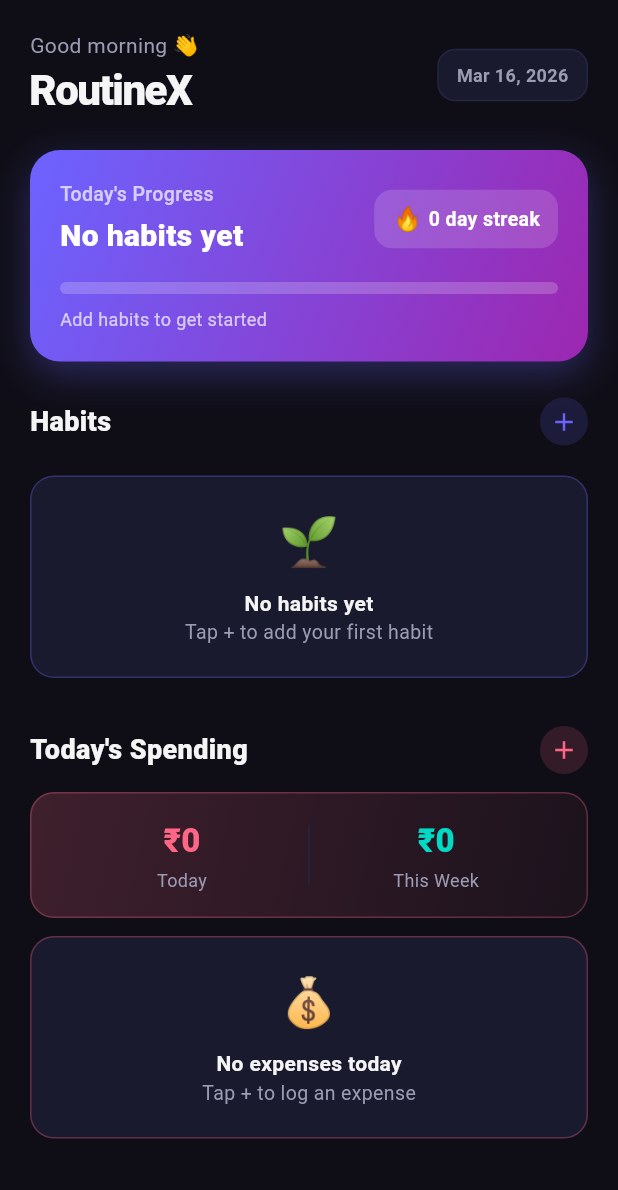
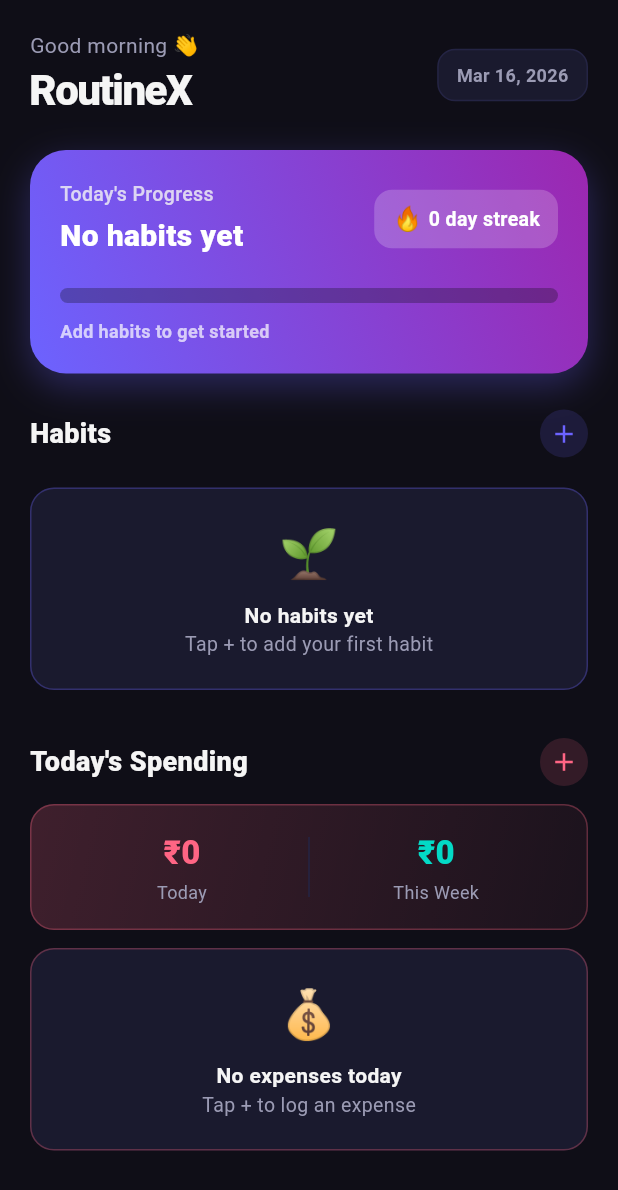
Before and after one commit to Bimal022/RoutineX, a Flutter app: the HomeScreen screen opened directly, on a phone screen of 412 x 824 dp. Shown: the top 1190 px of the screen. Run offline on Flutter 3.47's test engine with Material 3 defaults, Android fonts, the phone set to English and light mode, and no system bars; our stand-ins replace awesome_notifications, cloud_firestore, firebase_auth, firebase_core, flutter_local_notifications, google_sign_in and 1 more; accounts and stored records are empty; network calls fail.

Commit message:
Refactor code structure for improved readability and maintainability

```diff
--- a/lib/auth/screens/auth_wrapper.dart
+++ b/lib/auth/screens/auth_wrapper.dart
@@ -66,12 +66,24 @@
     );
   }
 
-  Widget _splash() => const Scaffold(
+  Widget _splash() {
+  return const Scaffold(
     backgroundColor: Color(0xFF0F0E17),
     body: Center(
-      child: CircularProgressIndicator(
-        valueColor: AlwaysStoppedAnimation(Color(0xFF6C63FF)),
+      child: Column(
+        mainAxisAlignment: MainAxisAlignment.center,
+        children: [
+          Image(
+            image: AssetImage('assets/logo/splash_screen.png'),
+            width: 180,
+          ),
+          SizedBox(height: 40),
+          CircularProgressIndicator(
+            valueColor: AlwaysStoppedAnimation(Color(0xFF6C63FF)),
+          ),
+        ],
       ),
     ),
   );
 }
+}
--- a/lib/widgets/progress_bar.dart
+++ b/lib/widgets/progress_bar.dart
@@ -17,12 +17,13 @@
     return Container(
       padding: const EdgeInsets.all(20),
       decoration: BoxDecoration(
+        // REPLACED: Purple gradient with Logo-inspired Teal/Lime gradient
         gradient: const LinearGradient(
           colors: [Color(0xFF6C63FF), Color(0xFF9C27B0)],
-          begin: Alignment.topLeft,
-          end: Alignment.bottomRight,
+          begin: Alignment.bottomLeft,
+          end: Alignment.topRight,
         ),
-        borderRadius: BorderRadius.circular(20),
+        borderRadius: BorderRadius.circular(24),
         boxShadow: [
           BoxShadow(
             color: AppTheme.primary.withOpacity(0.3),
@@ -40,10 +41,12 @@
               Column(
                 crossAxisAlignment: CrossAxisAlignment.start,
                 children: [
-                  const Text(
+                  Text(
                     "Today's Progress",
                     style: TextStyle(
-                      color: Colors.white70,
+                      color: AppTheme.textPrimary.withOpacity(
+                        0.8,
+                      ), // Use Theme color
                       fontSize: 13,
                       fontWeight: FontWeight.w500,
                     ),
@@ -54,7 +57,8 @@
                         ? "No habits yet"
                         : "$completed / $total completed",
                     style: const TextStyle(
-                      color: Colors.white,
+                      color: Colors
+                          .white, // Keep white for high contrast on gradient
                       fontSize: 20,
                       fontWeight: FontWeight.w800,
                     ),
@@ -67,7 +71,9 @@
                   vertical: 8,
                 ),
                 decoration: BoxDecoration(
-                  color: Colors.white.withOpacity(0.15),
+                  color: Colors.white.withOpacity(
+                    0.2,
+                  ), // Increased opacity for better readability
                   borderRadius: BorderRadius.circular(12),
                 ),
                 child: Row(
@@ -87,22 +93,27 @@
               ),
             ],
           ),
-          const SizedBox(height: 16),
+          const SizedBox(height: 20),
           ClipRRect(
-            borderRadius: BorderRadius.circular(8),
+            borderRadius: BorderRadius.circular(10),
             child: LinearProgressIndicator(
               value: percent,
-              backgroundColor: Colors.white.withOpacity(0.2),
+              // Dark teal background for the bar track to match the theme depth
+              backgroundColor: AppTheme.bg.withOpacity(0.3),
               valueColor: const AlwaysStoppedAnimation<Color>(Colors.white),
-              minHeight: 8,
+              minHeight: 10, // Slightly thicker for a modern look
             ),
           ),
-          const SizedBox(height: 8),
+          const SizedBox(height: 10),
           Text(
             total == 0
                 ? "Add habits to get started"
                 : "${(percent * 100).toInt()}% done — keep going!",
-            style: const TextStyle(color: Colors.white70, fontSize: 12),
+            style: const TextStyle(
+              color: Colors.white70,
+              fontSize: 12,
+              fontWeight: FontWeight.w600,
+            ),
           ),
         ],
       ),
--- a/pubspec.yaml
+++ b/pubspec.yaml
@@ -32,6 +32,8 @@
   uses-material-design: true
   assets:
     - assets/logo/routineX_logo.png
+    - assets/logo/full_logo.png
+    - assets/logo/
 
 flutter_icons:
   android: true
```
Also changed, not shown: assets/logo/full_logo.png (added), assets/logo/routineX_logo.png, assets/logo/splash_screen.png (added), lib/theme.dart (line endings or trailing spaces), 26 other files.
